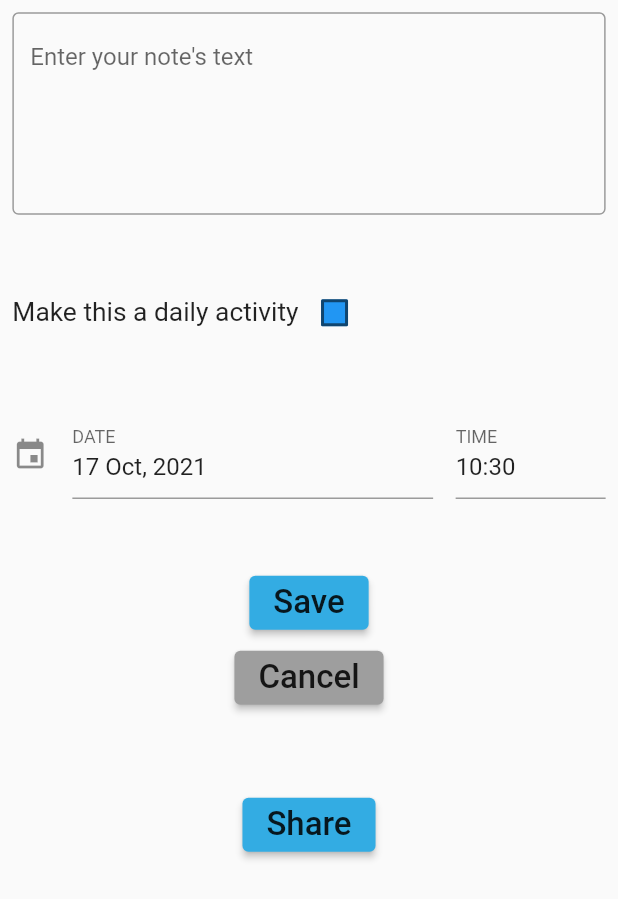
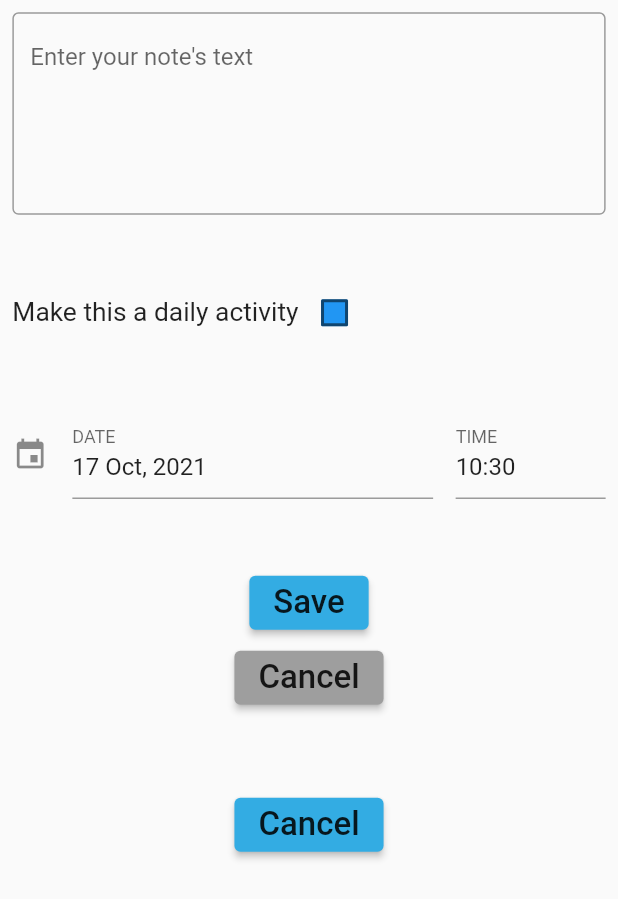
Before and after one commit to umgc/fall2021, a Flutter app: the SaveNote screen opened directly, on a phone screen of 412 x 824 dp. Shown: the top 899 px of the screen. Run offline on Flutter 3.47's test engine with Material 2 defaults, Android fonts, the phone set to English and light mode, and no system bars; drawn by our look-alikes of date_time_picker; our stand-ins replace avatar_glow, chat_bubbles, chewie, file, flutter_local_notifications, flutter_mobx and 13 more; missing offline and left inert: amazon_cognito_identity_dart_2, dart:ffi, device_info_plus_web, encrypt, flutter_search_bar, shared_preferences_web and 1 more; generated files the repository leaves out were written again.

Commit message:
use i18n

```diff
--- a/lib/Screens/Note/SaveNote.dart
+++ b/lib/Screens/Note/SaveNote.dart
@@ -233,7 +233,7 @@ class _SaveNoteState extends State<SaveNote> {
                         Share.share(noteObserver.currNoteForDetails!.text);
                       },
                       child: Text(
-                        'Share',
+                        I18n.of(context)!.cancel,
                         style: Theme.of(context).textTheme.bodyText1,
                       ),
                     ),
```
